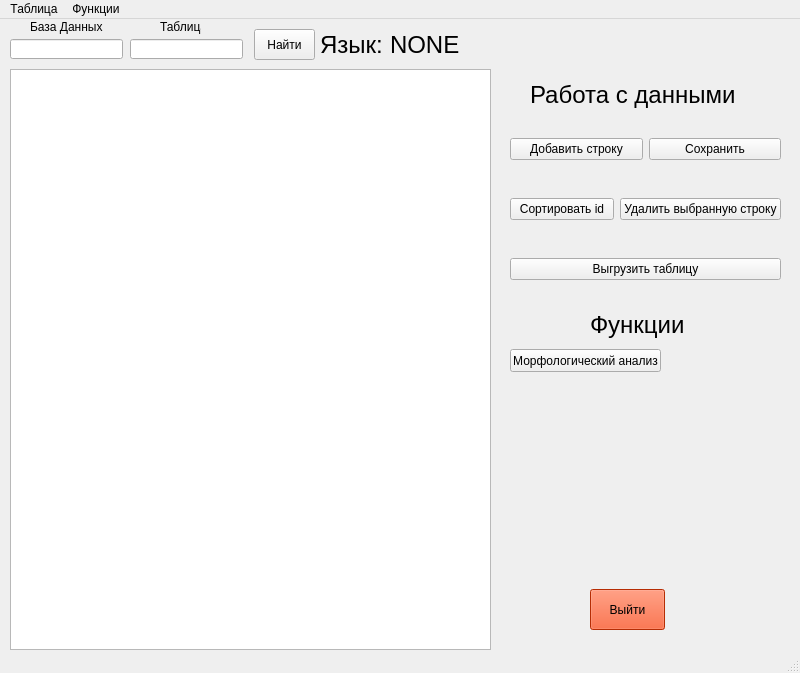
First picture: the form in second_sep.ui, repository mosheadd/QtLang, before the edit.
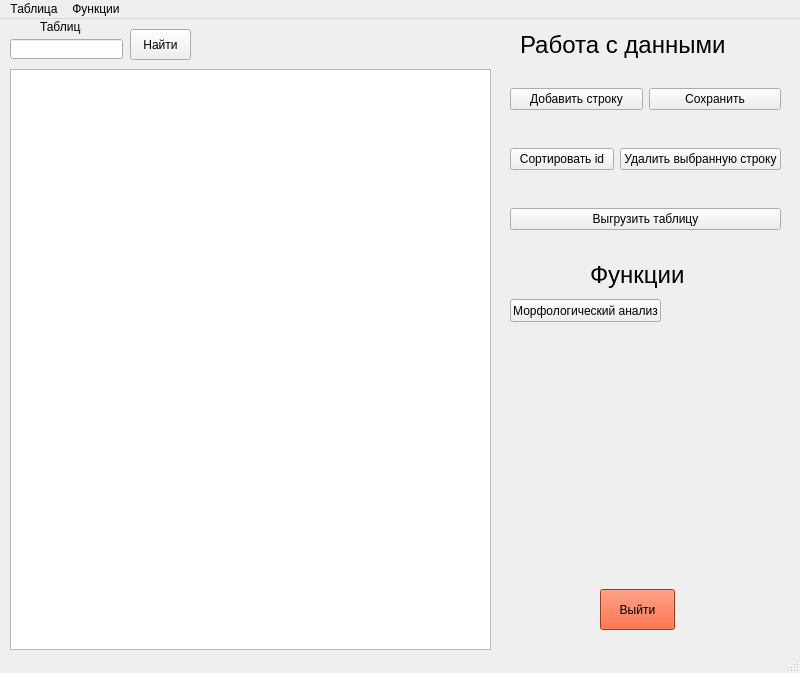
Second picture: the form after the edit.

What changed in the file:
```diff
--- a/second_sep.ui
+++ b/second_sep.ui
@@ -20,33 +20,10 @@
    <property name="enabled">
     <bool>true</bool>
    </property>
-   <widget class="QLineEdit" name="lineEdit">
-    <property name="geometry">
-     <rect>
-      <x>10</x>
-      <y>20</y>
-      <width>113</width>
-      <height>20</height>
-     </rect>
-    </property>
-   </widget>
-   <widget class="QLabel" name="label">
-    <property name="geometry">
-     <rect>
-      <x>30</x>
-      <y>0</y>
-      <width>81</width>
-      <height>16</height>
-     </rect>
-    </property>
-    <property name="text">
-     <string>База Данных</string>
-    </property>
-   </widget>
    <widget class="QLineEdit" name="lineEdit_2">
     <property name="geometry">
      <rect>
-      <x>130</x>
+      <x>10</x>
       <y>20</y>
       <width>113</width>
       <height>20</height>
@@ -56,7 +33,7 @@
    <widget class="QLabel" name="label_2">
     <property name="geometry">
      <rect>
-      <x>160</x>
+      <x>40</x>
       <y>0</y>
       <width>41</width>
       <height>16</height>
@@ -79,47 +56,11 @@
      </rect>
     </property>
    </widget>
-   <widget class="QLabel" name="label_3">
-    <property name="geometry">
-     <rect>
-      <x>320</x>
-      <y>10</y>
-      <width>71</width>
-      <height>31</height>
-     </rect>
-    </property>
-    <property name="font">
-     <font>
-      <pointsize>18</pointsize>
-     </font>
-    </property>
-    <property name="text">
-     <string>Язык:</string>
-    </property>
-   </widget>
-   <widget class="QLabel" name="label_4">
-    <property name="geometry">
-     <rect>
-      <x>390</x>
-      <y>10</y>
-      <width>161</width>
-      <height>31</height>
-     </rect>
-    </property>
-    <property name="font">
-     <font>
-      <pointsize>18</pointsize>
-     </font>
-    </property>
-    <property name="text">
-     <string>NONE</string>
-    </property>
-   </widget>
    <widget class="QLabel" name="label_12">
     <property name="geometry">
      <rect>
-      <x>530</x>
-      <y>60</y>
+      <x>520</x>
+      <y>10</y>
       <width>221</width>
       <height>31</height>
      </rect>
@@ -136,7 +77,7 @@
    <widget class="QPushButton" name="pushButton_2">
     <property name="geometry">
      <rect>
-      <x>254</x>
+      <x>130</x>
       <y>10</y>
       <width>61</width>
       <height>31</height>
@@ -149,7 +90,7 @@
    <widget class="QLabel" name="label_18">
     <property name="geometry">
      <rect>
-      <x>560</x>
+      <x>200</x>
       <y>10</y>
       <width>221</width>
       <height>31</height>
@@ -163,7 +104,7 @@
     <property name="geometry">
      <rect>
       <x>510</x>
-      <y>100</y>
+      <y>50</y>
       <width>271</width>
       <height>61</height>
      </rect>
@@ -189,7 +130,7 @@
     <property name="geometry">
      <rect>
       <x>510</x>
-      <y>160</y>
+      <y>110</y>
       <width>271</width>
       <height>61</height>
      </rect>
@@ -214,7 +155,7 @@
    <widget class="QPushButton" name="pushButton_8">
     <property name="geometry">
      <rect>
-      <x>590</x>
+      <x>600</x>
       <y>570</y>
       <width>75</width>
       <height>41</height>
@@ -231,7 +172,7 @@
     <property name="geometry">
      <rect>
       <x>510</x>
-      <y>220</y>
+      <y>170</y>
       <width>271</width>
       <height>61</height>
      </rect>
@@ -250,7 +191,7 @@
     <property name="geometry">
      <rect>
       <x>590</x>
-      <y>290</y>
+      <y>240</y>
       <width>101</width>
       <height>31</height>
      </rect>
@@ -268,7 +209,7 @@
     <property name="geometry">
      <rect>
       <x>510</x>
-      <y>330</y>
+      <y>280</y>
       <width>151</width>
       <height>23</height>
      </rect>
```
